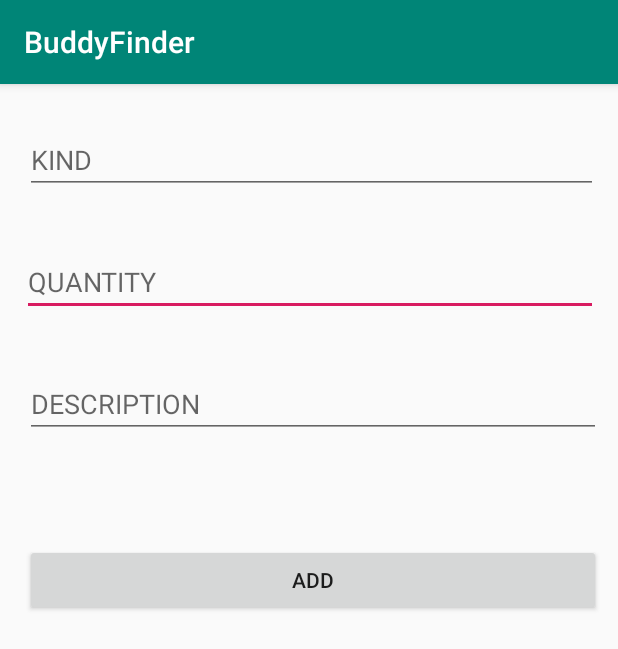
After one commit to vinicius-batista/buddy-finder, an Android app: the AddDonationActivity screen opened directly, with no data from a screen before it, on a phone screen of 412 x 824 dp. The commit adds this screen. Shown: the top 649 px of the screen. Run offline under Robolectric (Android 15) with nearby library versions, the phone set to English and light mode, and no system bars.

Commit message:
create add donation activity

```diff
--- a/app/src/main/AndroidManifest.xml
+++ b/app/src/main/AndroidManifest.xml
@@ -9,7 +9,8 @@
         android:roundIcon="@mipmap/ic_launcher_round"
         android:supportsRtl="true"
         android:theme="@style/AppTheme">
-        <activity android:name=".AnimalDetailsActivity"></activity>
+        <activity android:name=".AddDonationActivity"></activity>
+        <activity android:name=".AnimalDetailsActivity" />
         <activity android:name=".ShowAnimalsActivity" />
         <activity android:name=".AddAnimalActivity" />
         <activity android:name=".SupporterActivity" />
--- /dev/null
+++ b/app/src/main/java/com/example/buddyfinder/AddDonationActivity.java
@@ -0,0 +1,37 @@
+package com.example.buddyfinder;
+
+import android.support.v7.app.AppCompatActivity;
+import android.os.Bundle;
+import android.view.View;
+import android.widget.EditText;
+
+import com.example.buddyfinder.data.DAODonations;
+import com.example.buddyfinder.model.Donation;
+
+public class AddDonationActivity extends AppCompatActivity {
+
+    private EditText ptxtKind;
+    private EditText ptxtQuantity;
+    private EditText ptxtDescription;
+
+    @Override
+    protected void onCreate(Bundle savedInstanceState) {
+        super.onCreate(savedInstanceState);
+        setContentView(R.layout.activity_add_donation);
+
+        this.ptxtKind = this.findViewById(R.id.ptxtKind);
+        this.ptxtQuantity = this.findViewById(R.id.ptxtQuantity);
+        this.ptxtDescription = this.findViewById(R.id.ptxtDescription);
+    }
+
+    public void onClickAdd(View v) {
+        String kind = this.ptxtKind.getText().toString();
+        String quantity = this.ptxtQuantity.getText().toString();
+        String description = this.ptxtDescription.getText().toString();
+
+        Donation donation = new Donation(kind, quantity, description);
+        DAODonations.getInstance().addDonation(donation);
+
+        this.finish();
+    }
+}
--- a/app/src/main/java/com/example/buddyfinder/MemberActivity.java
+++ b/app/src/main/java/com/example/buddyfinder/MemberActivity.java
@@ -22,4 +22,9 @@ public class MemberActivity extends AppCompatActivity {
         Intent intent = new Intent(this, ShowAnimalsActivity.class);
         this.startActivity(intent);
     }
+
+    public void onClickAddDonation (View v) {
+        Intent intent = new Intent(this, AddDonationActivity.class);
+        this.startActivity(intent);
+    }
 }
--- a/app/src/main/java/com/example/buddyfinder/ShowAnimalsActivity.java
+++ b/app/src/main/java/com/example/buddyfinder/ShowAnimalsActivity.java
@@ -9,7 +9,7 @@ import android.support.v7.widget.RecyclerView;
 import com.example.buddyfinder.model.Animal;
 import com.example.buddyfinder.view.AnimalsListAdapter;
 
-public class ShowAnimalsActivity extends AppCompatActivity implements AnimalsListAdapter.AnimalListener{
+public class ShowAnimalsActivity extends AppCompatActivity implements AnimalsListAdapter.AnimalListener {
 
     private RecyclerView rvAnimalsList;
     private AnimalsListAdapter animalsListAdapter;
--- /dev/null
+++ b/app/src/main/res/layout/activity_add_donation.xml
@@ -0,0 +1,71 @@
+<?xml version="1.0" encoding="utf-8"?>
+<android.support.constraint.ConstraintLayout xmlns:android="http://schemas.android.com/apk/res/android"
+    xmlns:app="http://schemas.android.com/apk/res-auto"
+    xmlns:tools="http://schemas.android.com/tools"
+    android:layout_width="match_parent"
+    android:layout_height="match_parent"
+    tools:context=".AddDonationActivity">
+
+    <EditText
+        android:id="@+id/ptxtQuantity"
+        android:layout_width="384dp"
+        android:layout_height="wrap_content"
+        android:layout_marginStart="8dp"
+        android:layout_marginTop="36dp"
+        android:layout_marginEnd="8dp"
+        android:ems="10"
+        android:hint="@string/quantity"
+        android:inputType="textPersonName"
+        app:layout_constraintEnd_toEndOf="parent"
+        app:layout_constraintHorizontal_bias="0.545"
+        app:layout_constraintStart_toStartOf="parent"
+        app:layout_constraintTop_toBottomOf="@+id/ptxtKind" />
+
+    <EditText
+        android:id="@+id/ptxtKind"
+        android:layout_width="382dp"
+        android:layout_height="wrap_content"
+        android:layout_marginStart="8dp"
+        android:layout_marginTop="28dp"
+        android:layout_marginEnd="8dp"
+        android:ems="10"
+        android:hint="@string/kind"
+        android:inputType="textPersonName"
+        app:layout_constraintEnd_toEndOf="parent"
+        app:layout_constraintHorizontal_bias="0.615"
+        app:layout_constraintStart_toStartOf="parent"
+        app:layout_constraintTop_toTopOf="parent" />
+
+    <EditText
+        android:id="@+id/ptxtDescription"
+        android:layout_width="384dp"
+        android:layout_height="45dp"
+        android:layout_marginStart="8dp"
+        android:layout_marginTop="36dp"
+        android:layout_marginEnd="8dp"
+        android:ems="10"
+        android:hint="@string/description"
+        android:inputType="textPersonName"
+        app:layout_constraintEnd_toEndOf="parent"
+        app:layout_constraintHorizontal_bias="0.727"
+        app:layout_constraintStart_toStartOf="parent"
+        app:layout_constraintTop_toBottomOf="@+id/ptxtQuantity" />
+
+    <Button
+        android:id="@+id/btnAdd"
+        android:layout_width="384dp"
+        android:layout_height="wrap_content"
+        android:layout_marginStart="8dp"
+        android:layout_marginTop="8dp"
+        android:layout_marginEnd="8dp"
+        android:layout_marginBottom="8dp"
+        android:onClick="onClickAdd"
+        android:text="@string/add"
+        app:layout_constraintBottom_toBottomOf="parent"
+        app:layout_constraintEnd_toEndOf="parent"
+        app:layout_constraintHorizontal_bias="0.727"
+        app:layout_constraintStart_toStartOf="parent"
+        app:layout_constraintTop_toBottomOf="@+id/ptxtDescription"
+        app:layout_constraintVertical_bias="0.134" />
+
+</android.support.constraint.ConstraintLayout>
--- a/app/src/main/res/layout/activity_member.xml
+++ b/app/src/main/res/layout/activity_member.xml
@@ -41,6 +41,7 @@
         android:layout_marginStart="8dp"
         android:layout_marginTop="100dp"
         android:layout_marginEnd="8dp"
+        android:onClick="onClickAddDonation"
         android:text="@string/add_donations"
         app:layout_constraintEnd_toEndOf="parent"
         app:layout_constraintHorizontal_bias="0.497"
--- a/app/src/main/res/values/strings.xml
+++ b/app/src/main/res/values/strings.xml
@@ -15,4 +15,7 @@
     <string name="add">ADD</string>
     <string name="take_pic">TAKE A PIC</string>
     <string name="status">STATUS</string>
+    <string name="kind">KIND</string>
+    <string name="quantity">QUANTITY</string>
+    <string name="description">DESCRIPTION</string>
 </resources>
```
Also changed, not shown: app/src/main/java/com/example/buddyfinder/AddAnimalActivity.java (+3 -4 lines), app/src/main/java/com/example/buddyfinder/data/DAODonations.java (added, +26 -0 lines), app/src/main/java/com/example/buddyfinder/model/Donation.java (added, +47 -0 lines), app/src/main/res/layout/activity_add_animal.xml (+6 -6 lines).
